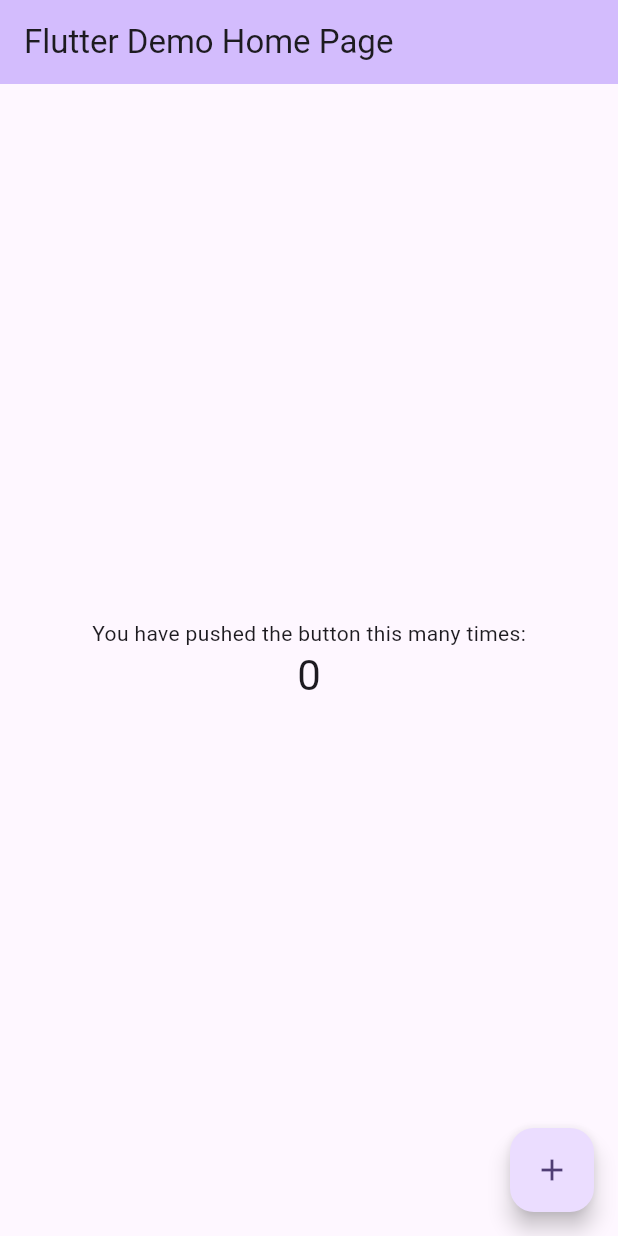
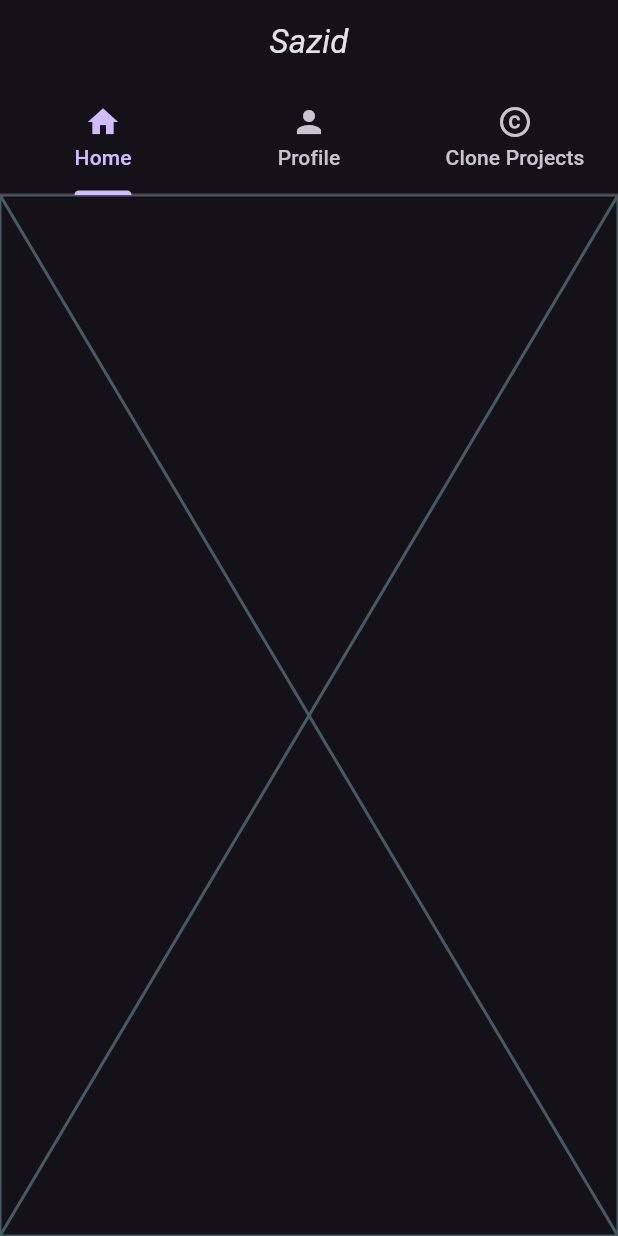
Before and after one commit to sazid99/iamsazid, a Flutter app: the screen it shows after launch, on a phone screen of 412 x 824 dp. Run offline on Flutter 3.47's test engine with Material 3 defaults, Android fonts, the phone set to English and light mode, and no system bars.

Commit message:
new update

```diff
--- a/lib/main.dart
+++ b/lib/main.dart
@@ -1,122 +1,19 @@
 import 'package:flutter/material.dart';
+import 'package:iamsazid/views/landing_page.dart';
 
 void main() {
-  runApp(const MyApp());
+  runApp(MyApp());
 }
 
 class MyApp extends StatelessWidget {
   const MyApp({super.key});
 
-  // This widget is the root of your application.
   @override
   Widget build(BuildContext context) {
     return MaterialApp(
-      title: 'Flutter Demo',
-      theme: ThemeData(
-        // This is the theme of your application.
-        //
-        // TRY THIS: Try running your application with "flutter run". You'll see
-        // the application has a purple toolbar. Then, without quitting the app,
-        // try changing the seedColor in the colorScheme below to Colors.green
-        // and then invoke "hot reload" (save your changes or press the "hot
-        // reload" button in a Flutter-supported IDE, or press "r" if you used
-        // the command line to start the app).
-        //
-        // Notice that the counter didn't reset back to zero; the application
-        // state is not lost during the reload. To reset the state, use hot
-        // restart instead.
-        //
-        // This works for code too, not just values: Most code changes can be
-        // tested with just a hot reload.
-        colorScheme: ColorScheme.fromSeed(seedColor: Colors.deepPurple),
-      ),
-      home: const MyHomePage(title: 'Flutter Demo Home Page'),
+      debugShowCheckedModeBanner: false,
+      theme: ThemeData.dark(),
+      home: LandingPage(),
     );
   }
 }
-
-class MyHomePage extends StatefulWidget {
-  const MyHomePage({super.key, required this.title});
-
-  // This widget is the home page of your application. It is stateful, meaning
-  // that it has a State object (defined below) that contains fields that affect
-  // how it looks.
-
-  // This class is the configuration for the state. It holds the values (in this
-  // case the title) provided by the parent (in this case the App widget) and
-  // used by the build method of the State. Fields in a Widget subclass are
-  // always marked "final".
-
-  final String title;
-
-  @override
-  State<MyHomePage> createState() => _MyHomePageState();
-}
-
-class _MyHomePageState extends State<MyHomePage> {
-  int _counter = 0;
-
-  void _incrementCounter() {
-    setState(() {
-      // This call to setState tells the Flutter framework that something has
-      // changed in this State, which causes it to rerun the build method below
-      // so that the display can reflect the updated values. If we changed
-      // _counter without calling setState(), then the build method would not be
-      // called again, and so nothing would appear to happen.
-      _counter++;
-    });
-  }
-
-  @override
-  Widget build(BuildContext context) {
-    // This method is rerun every time setState is called, for instance as done
-    // by the _incrementCounter method above.
-    //
-    // The Flutter framework has been optimized to make rerunning build methods
-    // fast, so that you can just rebuild anything that needs updating rather
-    // than having to individually change instances of widgets.
-    return Scaffold(
-      appBar: AppBar(
-        // TRY THIS: Try changing the color here to a specific color (to
-        // Colors.amber, perhaps?) and trigger a hot reload to see the AppBar
-        // change color while the other colors stay the same.
-        backgroundColor: Theme.of(context).colorScheme.inversePrimary,
-        // Here we take the value from the MyHomePage object that was created by
-        // the App.build method, and use it to set our appbar title.
-        title: Text(widget.title),
-      ),
-      body: Center(
-        // Center is a layout widget. It takes a single child and positions it
-        // in the middle of the parent.
-        child: Column(
-          // Column is also a layout widget. It takes a list of children and
-          // arranges them vertically. By default, it sizes itself to fit its
-          // children horizontally, and tries to be as tall as its parent.
-          //
-          // Column has various properties to control how it sizes itself and
-          // how it positions its children. Here we use mainAxisAlignment to
-          // center the children vertically; the main axis here is the vertical
-          // axis because Columns are vertical (the cross axis would be
-          // horizontal).
-          //
-          // TRY THIS: Invoke "debug painting" (choose the "Toggle Debug Paint"
-          // action in the IDE, or press "p" in the console), to see the
-          // wireframe for each widget.
-          mainAxisAlignment: MainAxisAlignment.center,
-          children: <Widget>[
-            const Text('You have pushed the button this many times:'),
-            Text(
-              '$_counter',
-              style: Theme.of(context).textTheme.headlineMedium,
-            ),
-          ],
-        ),
-      ),
-      floatingActionButton: FloatingActionButton(
-        onPressed: _incrementCounter,
-        tooltip: 'Increment',
-        child: const Icon(Icons.add),
-      ), // This trailing comma makes auto-formatting nicer for build methods.
-    );
-  }
-}
--- /dev/null
+++ b/lib/views/home_page.dart
@@ -0,0 +1,10 @@
+import 'package:flutter/material.dart';
+
+class HomePage extends StatelessWidget {
+  const HomePage({super.key});
+
+  @override
+  Widget build(BuildContext context) {
+    return const Placeholder();
+  }
+}
--- /dev/null
+++ b/lib/views/landing_page.dart
@@ -0,0 +1,32 @@
+import 'package:flutter/material.dart';
+import 'package:iamsazid/views/home_page.dart';
+import 'package:iamsazid/views/profile_page.dart';
+import 'package:iamsazid/views/ui_clone_tacker_screen.dart'
+    show UICloneTrackerScreen;
+
+class LandingPage extends StatelessWidget {
+  const LandingPage({super.key});
+
+  @override
+  Widget build(BuildContext context) {
+    return DefaultTabController(
+      length: 3,
+      child: Scaffold(
+        appBar: AppBar(
+          title: Text("Sazid", style: TextStyle(fontStyle: FontStyle.italic)),
+          centerTitle: true,
+          bottom: TabBar(
+            tabs: [
+              Tab(icon: Icon(Icons.home), text: "Home"),
+              Tab(icon: Icon(Icons.person), text: "Profile"),
+              Tab(icon: Icon(Icons.copyright), text: "Clone Projects"),
+            ],
+          ),
+        ),
+        body: TabBarView(
+          children: [HomePage(), ProfilePage(), UICloneTrackerScreen()],
+        ),
+      ),
+    );
+  }
+}
```
Also changed, not shown: lib/views/profile_page.dart (added, +10 -0 lines), lib/views/ui_clone_tacker_screen.dart (added, +152 -0 lines), 1 other file.
